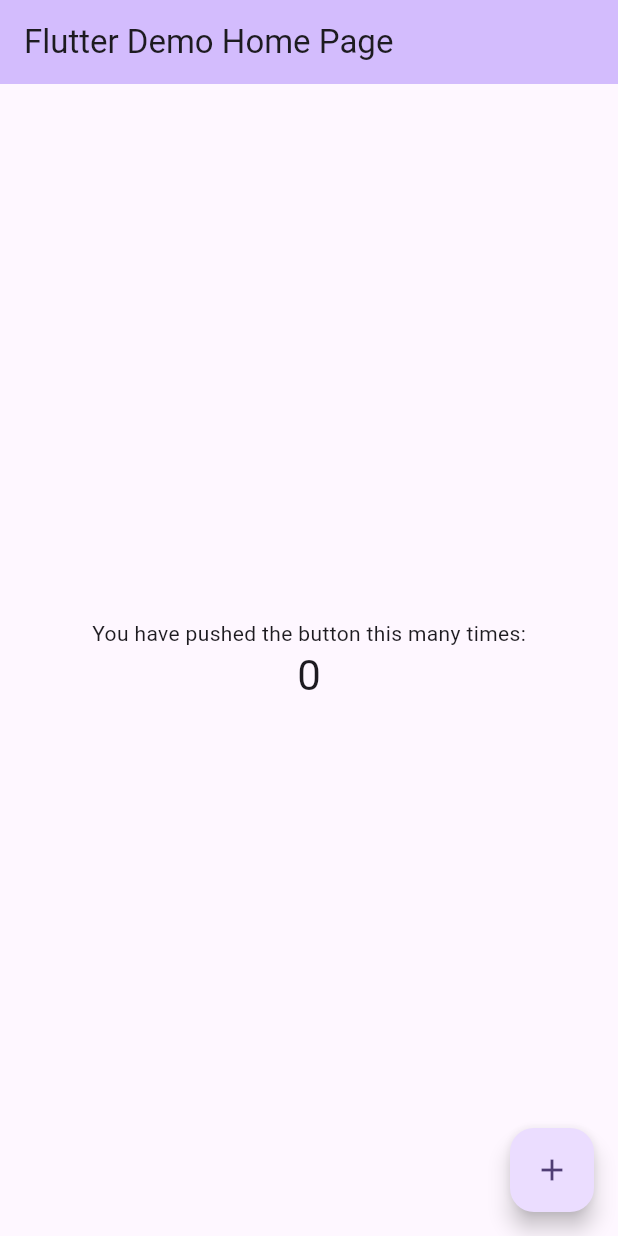
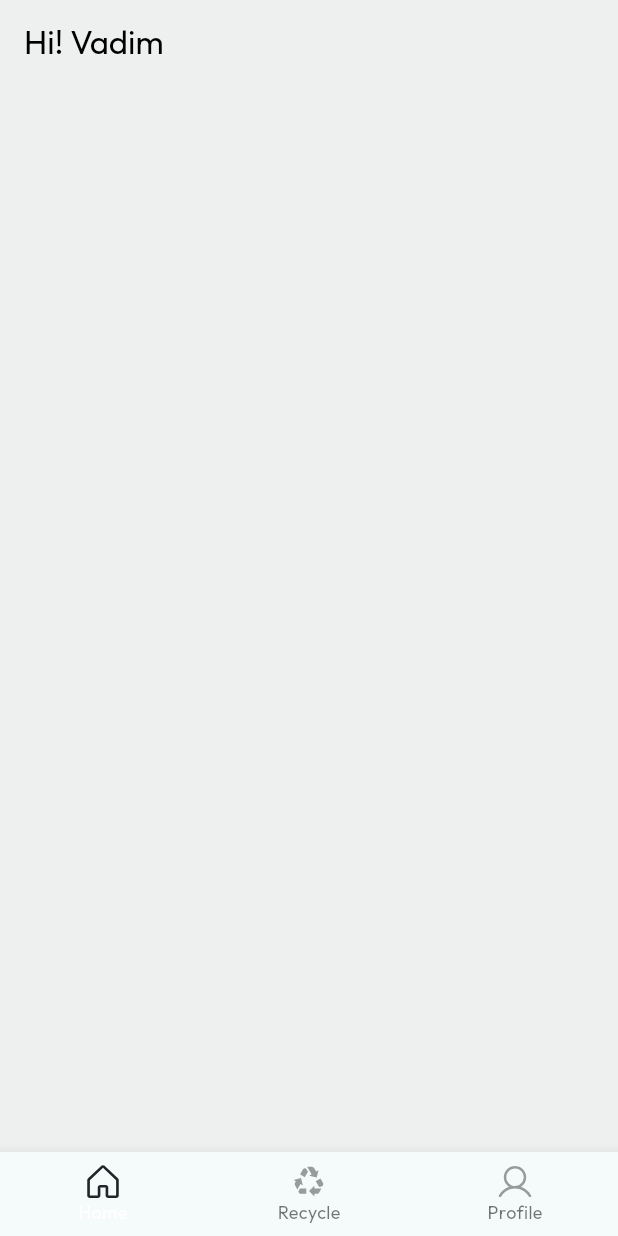
Before and after one commit to yend0/ecos-mobile, a Flutter app: the screen it shows after launch, on a phone screen of 412 x 824 dp. Run offline on Flutter 3.47's test engine with Material 3 defaults, Android fonts, the phone set to English and light mode, and no system bars; our stand-ins replace flutter_svg.

Commit message:
add features

```diff
--- /dev/null
+++ b/ecos/lib/ecos_app.dart
@@ -0,0 +1,19 @@
+
+import 'package:ecos/theme/theme.dart';
+import 'package:flutter/material.dart';
+
+import 'features/home/home.dart';
+
+class EcosApp extends StatelessWidget {
+  const EcosApp({super.key});
+
+  @override
+  Widget build(BuildContext context) {
+    return MaterialApp(
+      debugShowCheckedModeBanner: false,
+      title: 'Ecos',
+      theme: EcosAppTheme.lightTheme,
+      home: HomePage(),
+    );
+  }
+}
--- /dev/null
+++ b/ecos/lib/features/home/home.dart
@@ -0,0 +1 @@
+export 'view/view.dart';
--- /dev/null
+++ b/ecos/lib/features/home/view/home_page.dart
@@ -0,0 +1,103 @@
+import 'package:flutter/material.dart';
+import 'package:flutter_svg/flutter_svg.dart';
+
+class HomePage extends StatefulWidget {
+  const HomePage({super.key});
+
+
+  static const String _homeIcon = 'assets/icons/ic_home.svg';
+  static const String _recyclingIcon = 'assets/icons/ic_recycling.svg';
+  static const String _profileIcon = 'assets/icons/ic_profile.svg';
+
+
+  @override
+  State<StatefulWidget> createState() => _HomePageState();
+}
+
+class _HomePageState extends State<HomePage> {
+
+  @override
+  void initState() {
+    super.initState();
+  }
+
+  @override
+  void dispose() {
+    super.dispose();
+  }
+
+  @override
+  Widget build(BuildContext context) {
+   final theme = Theme.of(context);
+   return Scaffold(
+    body: CustomScrollView(
+      slivers: <Widget>[
+        SliverAppBar(
+          backgroundColor: theme.scaffoldBackgroundColor,
+          floating: true,
+          pinned: true,
+          snap: false,
+          title: Row(
+            children: [
+              Text('Hi! Vadim'),
+            ],
+          ),
+        ),
+      ],
+    ),
+    bottomNavigationBar: BottomNavigationBar(
+      showSelectedLabels: true,
+      showUnselectedLabels: true,
+      selectedFontSize: 12,
+      unselectedFontSize: 12,
+      selectedLabelStyle: TextStyle(
+        color: Colors.black,
+      ),
+      items: [
+        BottomNavigationBarItem(
+          icon: SvgPicture.asset(
+            HomePage._homeIcon,
+            height: 24,
+            width: 24,
+          ),
+          activeIcon: SvgPicture.asset(
+              HomePage._homeIcon,
+              height: 24,
+              width: 24,
+          ),
+          label: 'Home',
+        ),
+        BottomNavigationBarItem(
+          icon: SvgPicture.asset(
+            HomePage._recyclingIcon,
+            height: 24,
+            width: 24,
+            colorFilter: ColorFilter.mode(theme.disabledColor, BlendMode.srcIn),
+          ),
+        activeIcon: SvgPicture.asset(
+          HomePage._recyclingIcon,
+          height: 24,
+          width: 24,
+        ),
+        label: 'Recycle',
+        ),
+        BottomNavigationBarItem(
+          icon: SvgPicture.asset(
+            HomePage._profileIcon,
+            height: 24,
+            width: 24,
+            colorFilter: ColorFilter.mode(theme.disabledColor, BlendMode.srcIn),
+          ),
+        activeIcon: SvgPicture.asset(
+          HomePage._profileIcon,
+          height: 24,
+          width: 24,
+        ),
+        label: 'Profile',
+        ),
+      ],
+    ),
+   );
+  }
+
+}
--- /dev/null
+++ b/ecos/lib/features/home/view/view.dart
@@ -0,0 +1 @@
+export 'home_page.dart';
--- /dev/null
+++ b/ecos/lib/features/profile/profile.dart
@@ -0,0 +1 @@
+export 'view/view.dart';
--- /dev/null
+++ b/ecos/lib/features/profile/view/view.dart
@@ -0,0 +1 @@
+export 'profile_page.dart';
--- /dev/null
+++ b/ecos/lib/features/recycle/recycle.dart
@@ -0,0 +1 @@
+export 'view/view.dart';
--- /dev/null
+++ b/ecos/lib/features/recycle/view/view.dart
@@ -0,0 +1 @@
+export 'recycle_page.dart';
--- a/ecos/lib/main.dart
+++ b/ecos/lib/main.dart
@@ -1,125 +1,6 @@
+import 'package:ecos/ecos_app.dart';
 import 'package:flutter/material.dart';
 
 void main() {
-  runApp(const MyApp());
+  runApp(const EcosApp());
 }
-
-class MyApp extends StatelessWidget {
-  const MyApp({super.key});
-
-  // This widget is the root of your application.
-  @override
-  Widget build(BuildContext context) {
-    return MaterialApp(
-      title: 'Flutter Demo',
-      theme: ThemeData(
-        // This is the theme of your application.
-        //
-        // TRY THIS: Try running your application with "flutter run". You'll see
-        // the application has a purple toolbar. Then, without quitting the app,
-        // try changing the seedColor in the colorScheme below to Colors.green
-        // and then invoke "hot reload" (save your changes or press the "hot
-        // reload" button in a Flutter-supported IDE, or press "r" if you used
-        // the command line to start the app).
-        //
-        // Notice that the counter didn't reset back to zero; the application
-        // state is not lost during the reload. To reset the state, use hot
-        // restart instead.
-        //
-        // This works for code too, not just values: Most code changes can be
-        // tested with just a hot reload.
-        colorScheme: ColorScheme.fromSeed(seedColor: Colors.deepPurple),
-        useMaterial3: true,
-      ),
-      home: const MyHomePage(title: 'Flutter Demo Home Page'),
-    );
-  }
-}
-
-class MyHomePage extends StatefulWidget {
-  const MyHomePage({super.key, required this.title});
-
-  // This widget is the home page of your application. It is stateful, meaning
-  // that it has a State object (defined below) that contains fields that affect
-  // how it looks.
-
-  // This class is the configuration for the state. It holds the values (in this
-  // case the title) provided by the parent (in this case the App widget) and
-  // used by the build method of the State. Fields in a Widget subclass are
-  // always marked "final".
-
-  final String title;
-
-  @override
-  State<MyHomePage> createState() => _MyHomePageState();
-}
-
-class _MyHomePageState extends State<MyHomePage> {
-  int _counter = 0;
-
-  void _incrementCounter() {
-    setState(() {
-      // This call to setState tells the Flutter framework that something has
-      // changed in this State, which causes it to rerun the build method below
-      // so that the display can reflect the updated values. If we changed
-      // _counter without calling setState(), then the build method would not be
-      // called again, and so nothing would appear to happen.
-      _counter++;
-    });
-  }
-
-  @override
-  Widget build(BuildContext context) {
-    // This method is rerun every time setState is called, for instance as done
-    // by the _incrementCounter method above.
-    //
-    // The Flutter framework has been optimized to make rerunning build methods
-    // fast, so that you can just rebuild anything that needs updating rather
-    // than having to individually change instances of widgets.
-    return Scaffold(
-      appBar: AppBar(
-        // TRY THIS: Try changing the color here to a specific color (to
-        // Colors.amber, perhaps?) and trigger a hot reload to see the AppBar
-        // change color while the other colors stay the same.
-        backgroundColor: Theme.of(context).colorScheme.inversePrimary,
-        // Here we take the value from the MyHomePage object that was created by
-        // the App.build method, and use it to set our appbar title.
-        title: Text(widget.title),
-      ),
-      body: Center(
-        // Center is a layout widget. It takes a single child and positions it
-        // in the middle of the parent.
-        child: Column(
-          // Column is also a layout widget. It takes a list of children and
-          // arranges them vertically. By default, it sizes itself to fit its
-          // children horizontally, and tries to be as tall as its parent.
-          //
-          // Column has various properties to control how it sizes itself and
-          // how it positions its children. Here we use mainAxisAlignment to
-          // center the children vertically; the main axis here is the vertical
-          // axis because Columns are vertical (the cross axis would be
-          // horizontal).
-          //
-          // TRY THIS: Invoke "debug painting" (choose the "Toggle Debug Paint"
-          // action in the IDE, or press "p" in the console), to see the
-          // wireframe for each widget.
-          mainAxisAlignment: MainAxisAlignment.center,
-          children: <Widget>[
-            const Text(
-              'You have pushed the button this many times:',
-            ),
-            Text(
-              '$_counter',
-              style: Theme.of(context).textTheme.headlineMedium,
-            ),
-          ],
-        ),
-      ),
-      floatingActionButton: FloatingActionButton(
-        onPressed: _incrementCounter,
-        tooltip: 'Increment',
-        child: const Icon(Icons.add),
-      ), // This trailing comma makes auto-formatting nicer for build methods.
-    );
-  }
-}
--- /dev/null
+++ b/ecos/lib/theme/theme.dart
@@ -0,0 +1,39 @@
+import 'package:flutter/material.dart';
+
+class EcosAppTheme {
+  EcosAppTheme._();
+
+  static const Color _primaryColor = Color(0xFFFFFFFF);
+  static const Color _secondaryColor = Color(0xFF25884F);
+  static const Color _onSurfaceColor = Color(0xFF000000);
+  static const Color _backgroundColor = Color(0xFFEEEFEF);
+
+  static ThemeData lightTheme = ThemeData(
+    useMaterial3: true,
+    fontFamily: 'Outfit',
+    primaryColor: _primaryColor,
+    scaffoldBackgroundColor: _backgroundColor,
+    colorScheme: ColorScheme.fromSeed(
+      seedColor: _primaryColor,
+      primary: _primaryColor,
+      secondary: _secondaryColor,
+      onSurface: _onSurfaceColor,
+    ),
+    appBarTheme: const AppBarTheme(
+      backgroundColor: _backgroundColor,
+      foregroundColor: _onSurfaceColor,
+    ),
+    textTheme: const TextTheme(
+      bodyLarge: TextStyle(color: _onSurfaceColor),
+      bodyMedium: TextStyle(color: _onSurfaceColor),
+      bodySmall: TextStyle(color: _onSurfaceColor),
+    ),
+    iconTheme: const IconThemeData(color: _onSurfaceColor),
+    checkboxTheme: CheckboxThemeData(
+      fillColor: WidgetStateProperty.all(_secondaryColor),
+    ),
+    radioTheme: RadioThemeData(
+      fillColor: WidgetStateProperty.all(_secondaryColor),
+    ),
+  );
+}
```
Also changed, not shown: ecos/assets/icons/ic_home.svg (added), ecos/assets/icons/ic_profile.svg (added), ecos/assets/icons/ic_recycling.svg (added), ecos/lib/features/profile/view/profile_page.dart (added), ecos/lib/features/recycle/view/recycle_page.dart (added), 1 other file.
